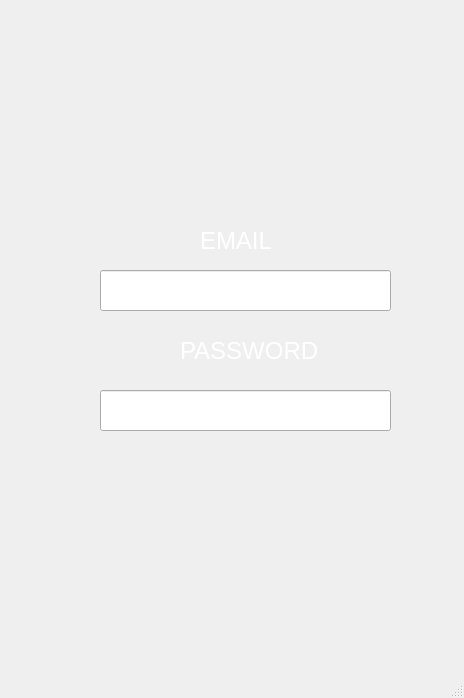
Before: the Qt Designer form 3_Solution/Qt/mainwindow.ui in Sergiuas/ATMail, drawn with Qt 5.
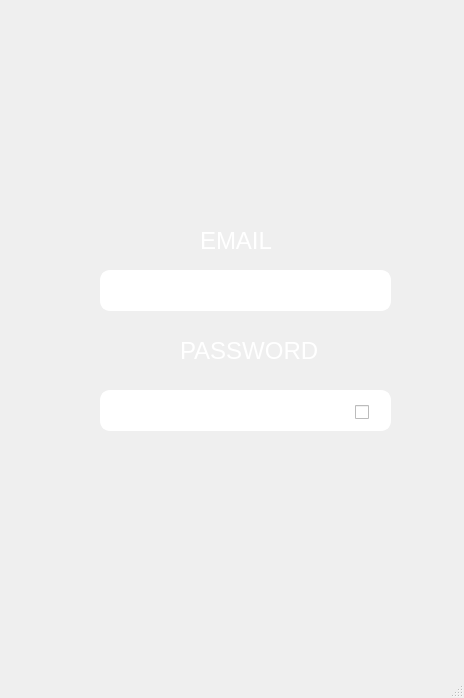
After: the same form once the commit is applied. Icons and pictures are not drawn.

What changed in the file:
```diff
--- a/3_Solution/Qt/mainwindow.ui
+++ b/3_Solution/Qt/mainwindow.ui
@@ -185,6 +185,14 @@
      <string notr="true">#textEditPassword
 {
 color:#fff;
+padding-right: 40px;
+border: 2px solid white;
+border-radius:10px;
+}
+
+#textEditPassword:focus
+{
+border: 2px solid yellow;
 }</string>
     </property>
     <property name="maxLength">
@@ -215,6 +223,13 @@
      <string notr="true">#textEditUserName
 {
 color:#fff;
+padding-right: 40px;
+border: 2px solid white;
+border-radius:10px;
+}
+#textEditUserName:focus
+{
+border: 2px solid yellow;
 }</string>
     </property>
     <property name="maxLength">
@@ -224,6 +239,62 @@
      <string>Introduceti mail-ul</string>
     </property>
    </widget>
+   <widget class="QCheckBox" name="checkBox">
+    <property name="geometry">
+     <rect>
+      <x>355</x>
+      <y>400</y>
+      <width>88</width>
+      <height>24</height>
+     </rect>
+    </property>
+    <property name="cursor">
+     <cursorShape>PointingHandCursor</cursorShape>
+    </property>
+    <property name="styleSheet">
+     <string notr="true">#checkBox
+{
+background-color: transparent;
+background: none;
+border: none;
+background-repeat: none;
+}
+
+QCheckBox::indicator:unchecked {
+    image: url(:showWhite.png);
+}
+
+QCheckBox::indicator:checked {
+    image: url(:hideWhite.png);
+}</string>
+    </property>
+    <property name="text">
+     <string/>
+    </property>
+   </widget>
+   <widget class="QLabel" name="mail_icon">
+    <property name="geometry">
+     <rect>
+      <x>353</x>
+      <y>275</y>
+      <width>31</width>
+      <height>31</height>
+     </rect>
+    </property>
+    <property name="styleSheet">
+     <string notr="true">#mail_icon
+{
+background-color: transparent;
+border-image: url(:mail_icon.png);
+background: none;
+border: none;
+background-repeat: none;
+}</string>
+    </property>
+    <property name="text">
+     <string/>
+    </property>
+   </widget>
   </widget>
   <widget class="QMenuBar" name="menubar">
    <property name="geometry">
```
Left out of the diff: 6 changed lines with no effect on the pictures.
